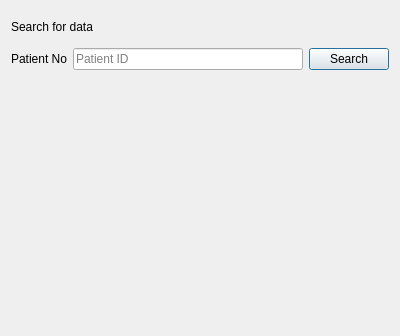
Old version of the form search.ui in the repository SanimKumarKhatri/DSA_Project.
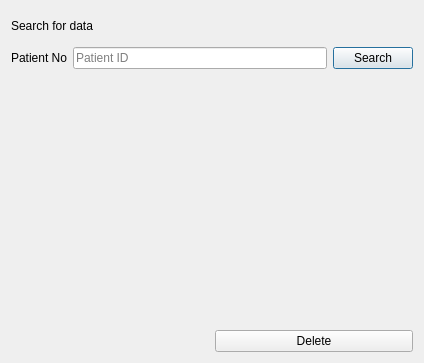
New version of the form.

```diff
--- a/search.ui
+++ b/search.ui
@@ -6,8 +6,8 @@
    <rect>
     <x>0</x>
     <y>0</y>
-    <width>400</width>
-    <height>336</height>
+    <width>424</width>
+    <height>363</height>
    </rect>
   </property>
   <property name="windowTitle">
@@ -99,13 +99,6 @@
      </property>
     </widget>
    </item>
-   <item>
-    <widget class="QLabel" name="dateofdischarge">
-     <property name="text">
-      <string/>
-     </property>
-    </widget>
-   </item>
    <item>
     <widget class="QLabel" name="dateofvisit">
      <property name="text">
@@ -113,6 +106,31 @@
      </property>
     </widget>
    </item>
+   <item>
+    <widget class="QLabel" name="dateofdischarge">
+     <property name="text">
+      <string/>
+     </property>
+    </widget>
+   </item>
+   <item>
+    <layout class="QHBoxLayout" name="horizontalLayout_4">
+     <item>
+      <widget class="QLabel" name="label_2">
+       <property name="text">
+        <string/>
+       </property>
+      </widget>
+     </item>
+     <item>
+      <widget class="QPushButton" name="deletebutton">
+       <property name="text">
+        <string>Delete</string>
+       </property>
+      </widget>
+     </item>
+    </layout>
+   </item>
   </layout>
  </widget>
  <resources/>
```
